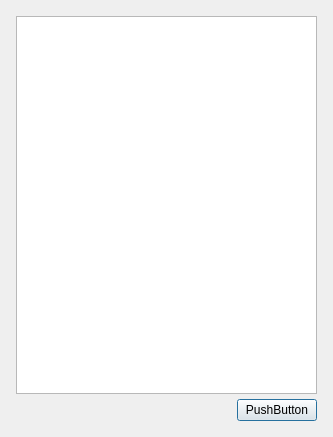
AnarManafov/PoD, file PAConsole/res/wgLogInfo.ui: the form before one commit.
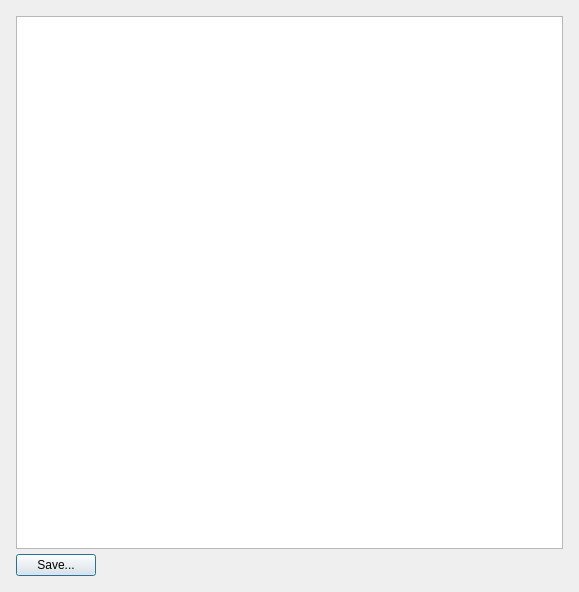
The form after the commit.

```diff
--- a/PAConsole/res/wgLogInfo.ui
+++ b/PAConsole/res/wgLogInfo.ui
@@ -5,8 +5,8 @@
    <rect>
     <x>0</x>
     <y>0</y>
-    <width>333</width>
-    <height>437</height>
+    <width>579</width>
+    <height>592</height>
    </rect>
   </property>
   <property name="windowTitle" >
@@ -34,10 +34,21 @@
       <number>5</number>
      </property>
      <item>
-      <widget class="QTextEdit" name="textEdit" >
+      <widget class="QTextEdit" name="txtLogView" >
+       <property name="font" >
+        <font>
+         <family>Monospace</family>
+        </font>
+       </property>
+       <property name="documentTitle" >
+        <string/>
+       </property>
        <property name="undoRedoEnabled" >
         <bool>true</bool>
        </property>
+       <property name="lineWrapMode" >
+        <enum>QTextEdit::WidgetWidth</enum>
+       </property>
        <property name="readOnly" >
         <bool>true</bool>
        </property>
@@ -52,10 +63,10 @@
         </sizepolicy>
        </property>
        <property name="layoutDirection" >
-        <enum>Qt::RightToLeft</enum>
+        <enum>Qt::LeftToRight</enum>
        </property>
        <property name="text" >
-        <string>PushButton</string>
+        <string>Save...</string>
        </property>
       </widget>
      </item>
```
Left out of the diff: 2 changed lines with no effect on the pictures.
